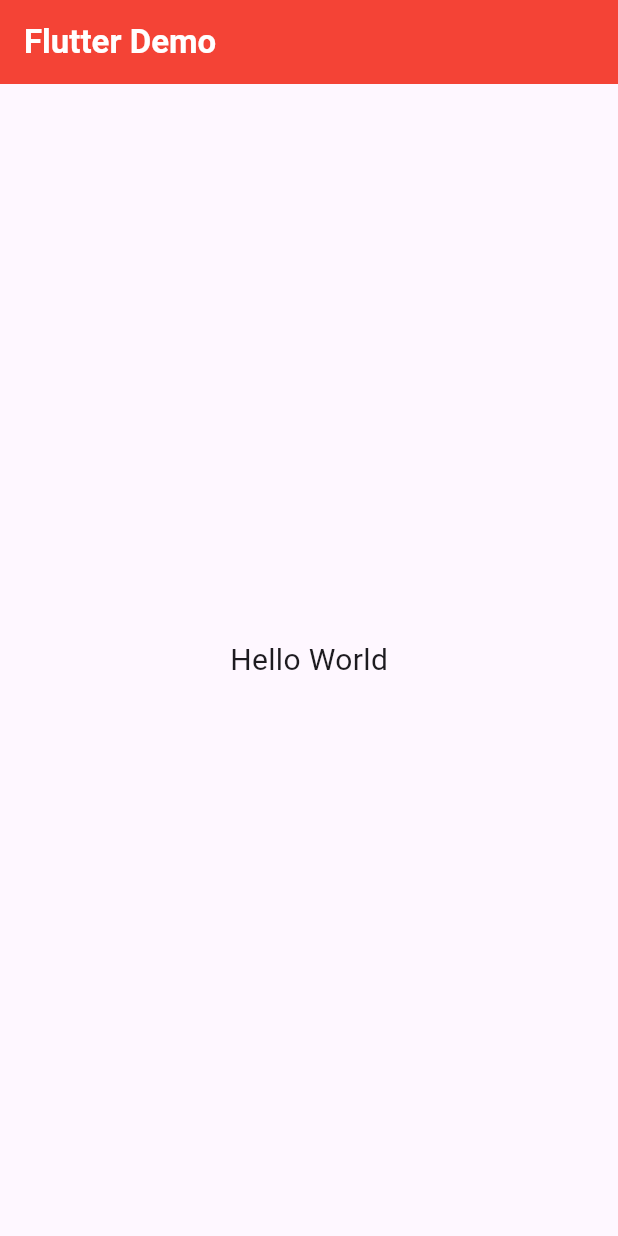
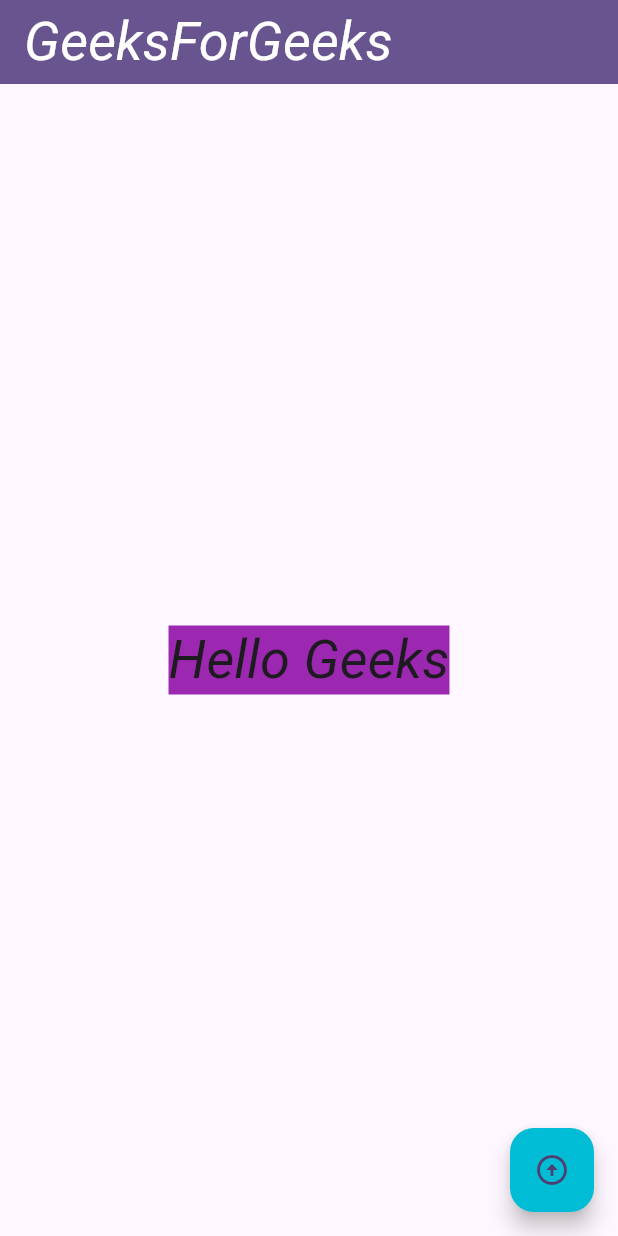
Before and after one commit to sivmey333/Mobile_Advanced, a Flutter app: the screen it shows after launch, on a phone screen of 412 x 824 dp. Run offline on Flutter 3.47's test engine with Material 3 defaults, Android fonts, the phone set to English and light mode, and no system bars; Roboto replaces fonts that are missing (Angkor).

Commit message:
my new source code

```diff
--- a/lib/home_page.dart
+++ b/lib/home_page.dart
@@ -1,21 +1,48 @@
 import 'package:flutter/material.dart';
 
-class HomePage extends StatelessWidget {
-  const HomePage({super.key});
+// class HomePage extends StatelessWidget {
+//   const HomePage({super.key});
+
+//   @override
+//   Widget build(BuildContext context) {
+//     return Scaffold(
+//       appBar: AppBar(
+//         title: Text('Flutter Demo', style: TextStyle(fontWeight: FontWeight.bold, color: Colors.white),),
+//         backgroundColor: Colors.red,
+//       ),
+//       body: Center(
+//         child: Text(
+//           'Hello World',style: TextStyle(fontSize: 20),
+//         ),
+//       ),
+
+//     );
+//   }
+// }
+class Home extends StatelessWidget {
+  final String title;
+  const Home({super.key, required this.title});
 
   @override
   Widget build(BuildContext context) {
     return Scaffold(
       appBar: AppBar(
-        title: Text('Flutter Demo', style: TextStyle(fontWeight: FontWeight.bold, color: Colors.white),),
-        backgroundColor: Colors.red,
+        title: Text(title),
+        backgroundColor: Theme.of(context).colorScheme.primary,
       ),
       body: Center(
-        child: Text(
-          'Hello World',style: TextStyle(fontSize: 20),
+        child: Container(
+          color: Theme.of(context).colorScheme.secondary,
+          child: Text(
+            'Hello Geeks',
+            style: Theme.of(context).textTheme.titleLarge,
+          ),
         ),
       ),
-
+      floatingActionButton: FloatingActionButton(
+        onPressed: () {},
+        child: const Icon(Icons.arrow_circle_up),
+      ),
     );
   }
 }
--- a/lib/main.dart
+++ b/lib/main.dart
@@ -11,14 +11,29 @@ class MyApp extends StatelessWidget {
   // This widget is the root of your application.
   @override
   Widget build(BuildContext context) {
+    const appName = 'GeeksForGeeks';
     return MaterialApp(
+      title: appName,
       debugShowCheckedModeBanner: false,
-      title: 'Flutter Demo',
       theme: ThemeData(
-        colorScheme: ColorScheme.fromSeed(seedColor: Colors.deepPurple),
-        useMaterial3: true,
+          floatingActionButtonTheme: FloatingActionButtonThemeData(
+              backgroundColor: Colors.cyan.shade500),
+          appBarTheme: AppBarTheme(foregroundColor: Colors.white),
+          brightness: Brightness.light,
+          primaryColor: Colors.cyanAccent,
+          colorScheme: ColorScheme.fromSeed(
+              seedColor: Colors.deepPurple, secondary: Colors.purple),
+          useMaterial3: true,
+          fontFamily: 'Angkor',
+          textTheme: const TextTheme(
+              displayLarge:
+                  TextStyle(fontSize: 70.0, fontWeight: FontWeight.bold),
+              titleLarge:
+                  TextStyle(fontSize: 36.0, fontStyle: FontStyle.italic),
+              bodyMedium: TextStyle(fontSize: 14.0, fontFamily: 'Angkor'))),
+      home: const Home(
+        title: appName,
       ),
-      home: const HomePage(),
     );
   }
 }
```
